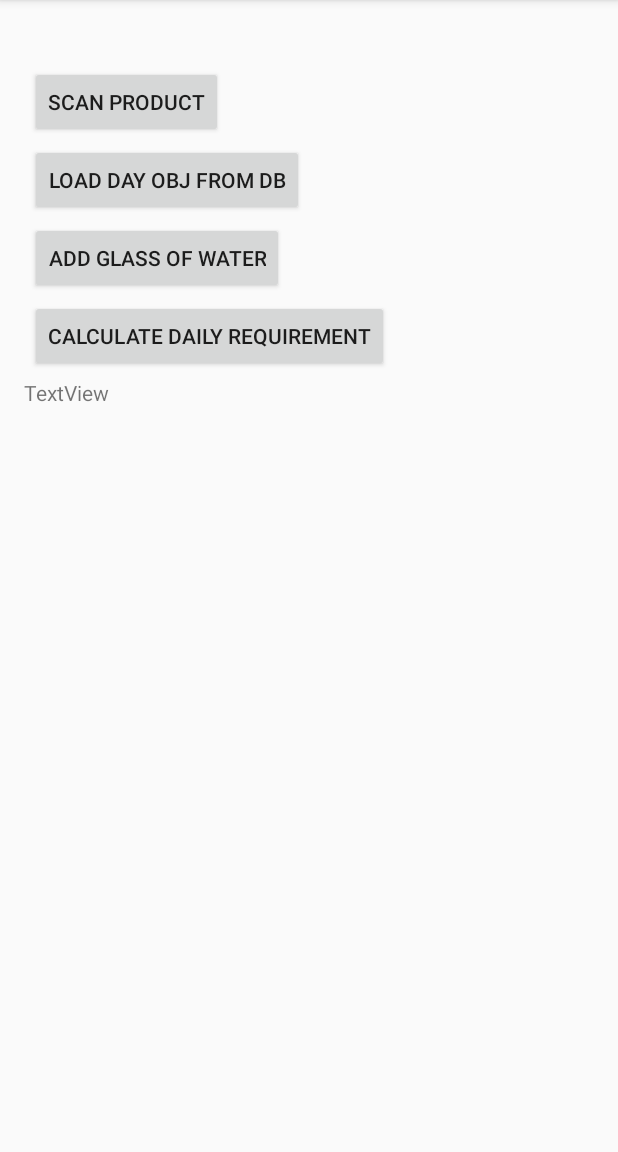
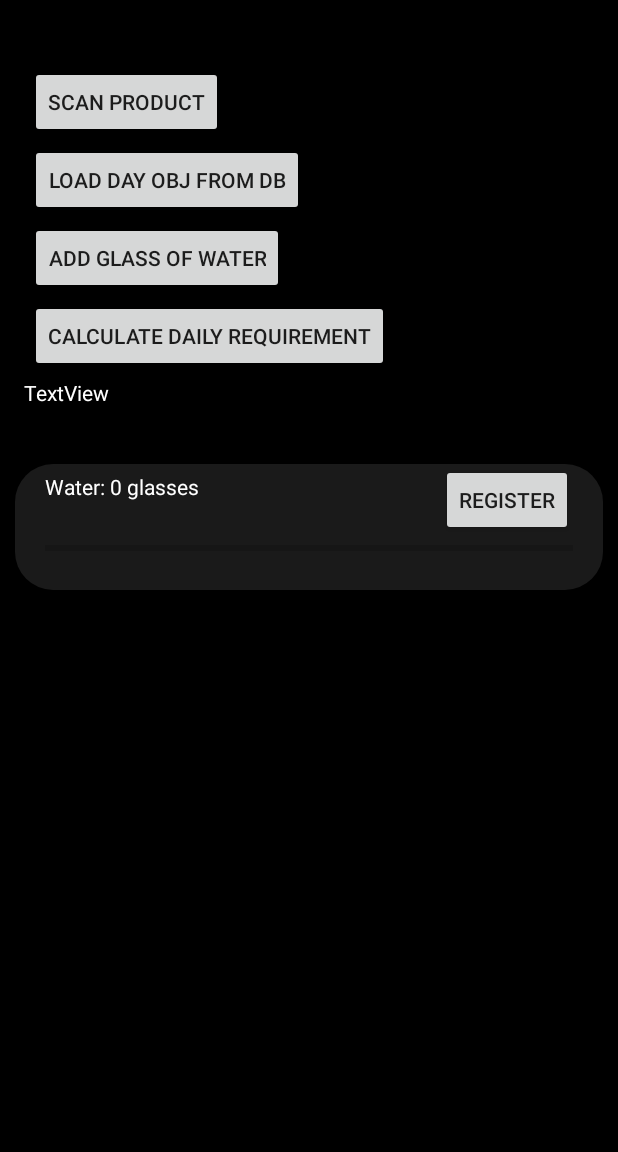
Before and after one commit to adpero25/AplikacjaDoLiczeniaKalorii, an Android app: the screen it shows after launch (MainActivity), on a phone screen of 412 x 824 dp, the part 84-1236 px from its top. Run offline under Robolectric (Android 15) with nearby library versions, the phone set to English and light mode, and no system bars.

Commit message:
idea for shared preferences

```diff
--- a/Application/app/src/main/java/com/example/application/MainActivity.java
+++ b/Application/app/src/main/java/com/example/application/MainActivity.java
@@ -4,9 +4,11 @@ import androidx.activity.result.contract.ActivityResultContracts;
 import androidx.appcompat.app.AppCompatActivity;
 
 import android.content.Intent;
+import android.content.SharedPreferences;
 import android.os.Bundle;
 import android.view.View;
 import android.widget.Button;
+import android.widget.ProgressBar;
 import android.widget.TextView;
 
 import com.example.application.database.CaloriesDatabase;
@@ -17,12 +19,24 @@ import java.util.List;
 
 public class MainActivity extends AppCompatActivity {
     public static final int CALCULATE_DAILY_REQUIREMENTS_REQUEST = 1;
+    public static final String SHARED_PREFERENCES_FILE_NAME = "CaloriesCalculatorPreferences";
+    public static final String WATER_GLASSES_KEY = "water_glasses";
 
+    TextView waterLabel;
+    Button registerWaterButton;
+    ProgressBar waterProgressBar;
+
+    public int dailyGlassesOfWater = 0;
 
     @Override
     protected void onCreate(Bundle savedInstanceState) {
         super.onCreate(savedInstanceState);
         setContentView(R.layout.activity_main);
+
+        waterLabel = findViewById(R.id.howManyWaterToday);
+        registerWaterButton = findViewById(R.id.registerWater);
+        waterProgressBar = findViewById(R.id.waterProgress);
+
         Button scanProduct = findViewById(R.id.scanCodeBTN);
         scanProduct.setOnClickListener(new View.OnClickListener() {
             @Override
@@ -85,5 +99,26 @@ public class MainActivity extends AppCompatActivity {
     }
 
 
+    @Override
+    protected void onPause() {
+        super.onPause();
 
+        SharedPreferences sharedPreferences = getSharedPreferences(SHARED_PREFERENCES_FILE_NAME, MODE_PRIVATE);
+        SharedPreferences.Editor preferencesEditor = sharedPreferences.edit();
+
+
+        preferencesEditor.putInt(WATER_GLASSES_KEY, dailyGlassesOfWater);
+        preferencesEditor.apply();
+    }
+
+    @Override
+    protected void onResume() {
+        super.onResume();
+
+        SharedPreferences sharedPreferences = getSharedPreferences(SHARED_PREFERENCES_FILE_NAME, MODE_PRIVATE);
+
+        dailyGlassesOfWater = sharedPreferences.getInt(WATER_GLASSES_KEY, 0);
+
+        waterLabel.setText(getString(R.string.glassesOfWater, dailyGlassesOfWater));
+    }
 }
--- a/Application/app/src/main/res/layout/activity_main.xml
+++ b/Application/app/src/main/res/layout/activity_main.xml
@@ -4,6 +4,7 @@
     xmlns:tools="http://schemas.android.com/tools"
     android:layout_width="match_parent"
     android:layout_height="match_parent"
+    style="@style/outer_container"
     tools:context=".MainActivity">
 
     <Button
@@ -54,7 +55,54 @@
         android:layout_marginTop="4dp"
         android:layout_marginEnd="16dp"
         android:text="TextView"
+        style="@style/labels"
         app:layout_constraintEnd_toEndOf="parent"
         app:layout_constraintStart_toStartOf="parent"
         app:layout_constraintTop_toBottomOf="@+id/calculateRequirementBTN" />
+
+    <androidx.constraintlayout.widget.ConstraintLayout
+        style="@style/inner_container"
+        android:layout_width="match_parent"
+        android:layout_height="wrap_content"
+        android:orientation="vertical"
+        app:layout_constraintEnd_toEndOf="parent"
+        app:layout_constraintStart_toStartOf="parent"
+        app:layout_constraintTop_toBottomOf="@+id/textView">
+
+
+        <TextView
+            android:id="@+id/howManyWaterToday"
+            style="@style/labels"
+            android:layout_width="match_parent"
+            android:layout_height="wrap_content"
+            android:layout_marginLeft="20dp"
+            app:layout_constraintTop_toTopOf="parent"
+            app:layout_constraintStart_toStartOf="parent"
+            android:text="@string/glassesOfWater"
+            />
+
+        <Button
+            android:id="@+id/registerWater"
+            android:layout_width="wrap_content"
+            android:layout_height="wrap_content"
+            android:layout_marginRight="20dp"
+            android:text="@string/registerWaterText"
+            app:layout_constraintTop_toTopOf="parent"
+            app:layout_constraintEnd_toEndOf="parent"
+            />
+
+        <ProgressBar
+            android:id="@+id/waterProgress"
+            style="?android:attr/progressBarStyleHorizontal"
+            android:layout_marginLeft="20dp"
+            android:layout_marginRight="20dp"
+            android:layout_marginBottom="20dp"
+            android:layout_width="match_parent"
+            android:layout_height="wrap_content"
+            app:layout_constraintTop_toBottomOf="@id/registerWater"
+            app:layout_constraintStart_toStartOf="parent"
+            app:layout_constraintBottom_toBottomOf="parent"
+            />
+
+    </androidx.constraintlayout.widget.ConstraintLayout>
 </androidx.constraintlayout.widget.ConstraintLayout>
--- a/Application/app/src/main/res/values/strings.xml
+++ b/Application/app/src/main/res/values/strings.xml
@@ -35,4 +35,6 @@
     <string name="VeryActive">Hard excercise 6-7 days/week</string>
     <string name="ActivityFrequency">Frequency of activity</string>
     <string name="calculateRequirementLabel">Calculate daily requirement</string>
+    <string name="registerWaterText">Register</string>
+    <string name="glassesOfWater">Water: %d glasses</string>
 </resources>
--- a/Application/app/src/main/res/values/styles.xml
+++ b/Application/app/src/main/res/values/styles.xml
@@ -64,4 +64,8 @@
         <item name="android:layout_marginLeft">10sp</item>
 
     </style>
+    <style name="progress_bar">
+        <item name="android:layout_marginRight">20sp</item>
+        <item name="android:layout_marginLeft">20sp</item>
+    </style>
 </resources>
```
